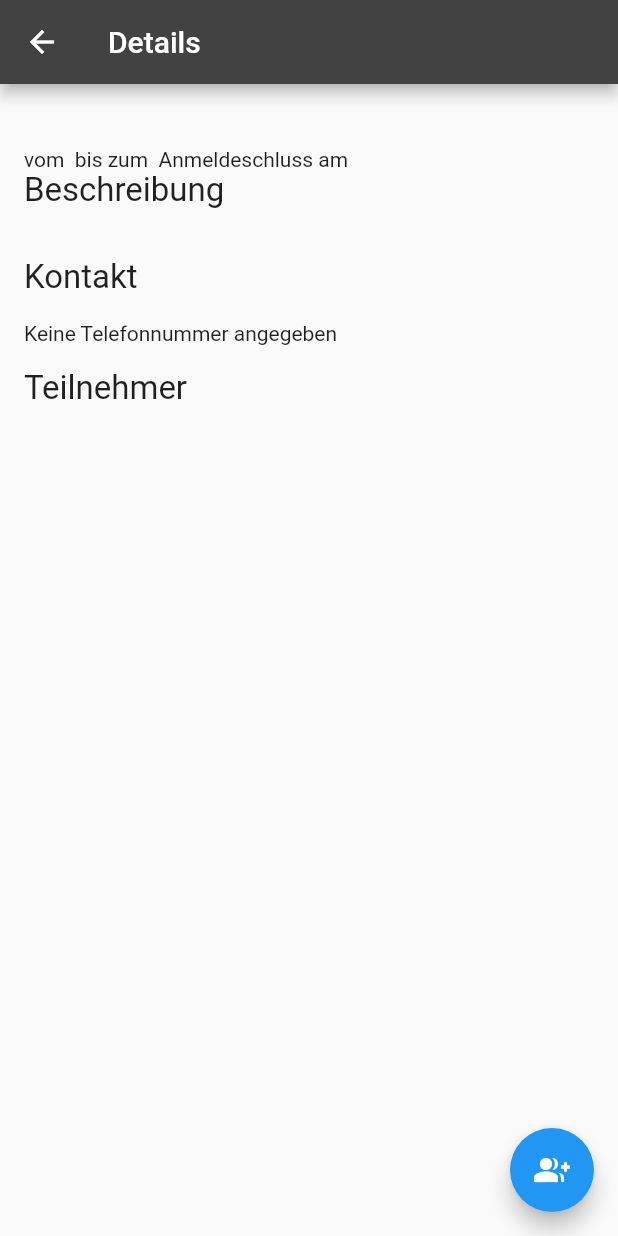
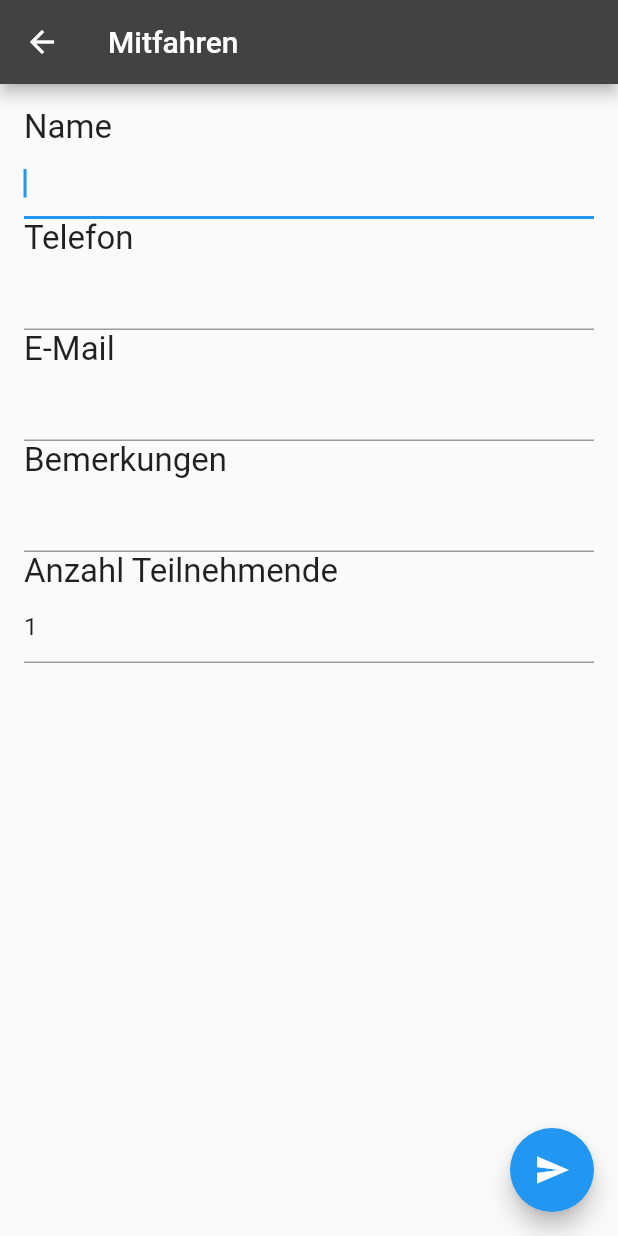
Before and after one commit to neominik/kcstm_flutter, a Flutter app: the DetailScreen screen opened directly with empty values, after a tap on the "group add" icon, on a phone screen of 412 x 824 dp. Run offline on Flutter 3.47's test engine with Material 2 defaults, Android fonts, the phone set to English and light mode, and no system bars; network calls fail.

Commit message:
Add form and email action

```diff
--- a/lib/detail_screen.dart
+++ b/lib/detail_screen.dart
@@ -1,6 +1,7 @@
 import 'package:flutter/material.dart';
 
 import 'event.dart';
+import 'participate_screen.dart';
 
 class DetailScreen extends StatelessWidget {
   final Event event;
@@ -15,7 +16,15 @@ class DetailScreen extends StatelessWidget {
       ),
       body: SafeArea(child: _buildDetails()),
       floatingActionButton: FloatingActionButton(
-        onPressed: () {},
+        onPressed: () {
+          Navigator.push(
+              context,
+              MaterialPageRoute(
+                  builder: (context) =>
+                      ParticipateScreen(
+                        event: event,
+                      )));
+        },
         tooltip: 'Mitfahren',
         child: Icon(Icons.group_add),
       ),
--- /dev/null
+++ b/lib/participate_screen.dart
@@ -0,0 +1,130 @@
+import 'package:flutter/material.dart';
+import 'package:url_launcher/url_launcher.dart';
+
+import 'event.dart';
+
+class ParticipateScreen extends StatefulWidget {
+  final Event event;
+
+  ParticipateScreen({Key key, @required this.event}) : super(key: key);
+
+  @override
+  ParticipateScreenState createState() {
+    return ParticipateScreenState(event);
+  }
+}
+
+class ParticipateScreenState extends State<ParticipateScreen> {
+  final Event _event;
+  final _formKey = GlobalKey<FormState>();
+  final _nameController = TextEditingController();
+  final _phoneController = TextEditingController();
+  final _emailController = TextEditingController();
+  final _commentsController = TextEditingController();
+  final _participantsController = TextEditingController(text: '1');
+
+  ParticipateScreenState(this._event);
+
+  @override
+  Widget build(BuildContext context) {
+    return Scaffold(
+      appBar: AppBar(
+        title: Text('Mitfahren'),
+      ),
+      body: SafeArea(
+        child: Form(
+          child: _buildInputs(_formKey),
+          key: _formKey,
+        ),
+      ),
+      floatingActionButton: FloatingActionButton(
+        onPressed: () {
+          if (_formKey.currentState.validate()) {
+            _sendEmail();
+          }
+        },
+        tooltip: 'Email senden',
+        child: Icon(Icons.send),
+      ),
+    );
+  }
+
+  Widget _buildInputs(GlobalKey<FormState> formKey) {
+    final _headlineFont = const TextStyle(fontSize: 22.0);
+    return ListView(
+      padding: const EdgeInsets.all(16.0),
+      children: <Widget>[
+        Text(
+          'Name',
+          style: _headlineFont,
+        ),
+        TextFormField(
+          autofocus: true,
+          controller: _nameController,
+          validator: (value) {
+            if (value.isEmpty) return 'Bitte Namen eingeben!';
+          },
+        ),
+        Text(
+          'Telefon',
+          style: _headlineFont,
+        ),
+        TextFormField(
+          controller: _phoneController,
+          validator: (value) {
+            if (value.isEmpty)
+              return 'Bitte Telefonnummer für Rückfragen angeben!';
+          },
+        ),
+        Text(
+          'E-Mail',
+          style: _headlineFont,
+        ),
+        TextFormField(
+          controller: _emailController,
+          validator: (value) {
+            if (!RegExp(r"(^[a-zA-Z0-9_.+-]+@[a-zA-Z0-9-]+\.[a-zA-Z0-9-.]+$)")
+                .hasMatch(value)) return 'Bitte valide E-Mail angeben!';
+          },
+        ),
+        Text(
+          'Bemerkungen',
+          style: _headlineFont,
+        ),
+        TextFormField(controller: _commentsController),
+        Text(
+          'Anzahl Teilnehmende',
+          style: _headlineFont,
+        ),
+        TextFormField(
+          controller: _participantsController,
+          validator: (value) {
+            if (value.isEmpty)
+              return 'Bitte die Anzahl der Teilnehmenden angeben!';
+          },
+        ),
+      ],
+    );
+  }
+
+  _sendEmail() async {
+    final subject =
+        Uri.encodeQueryComponent('Anmeldung zu einer Veranstaltung des KCSTM');
+    final body = Uri.encodeQueryComponent('Hallo ${_event.organizer},' +
+        '\n\nfolgende Anmeldung für deine Veranstaltung:\n\n' +
+        'Name: ${_nameController.text}\n' +
+        'Datum der Tour: ${_event.dateStart != null ? 'Von ${_event.dateStart} bis ${_event.dateEnd}' : 'Am ${_event.dateSingle}'}\n' +
+        'Veranstaltung: ${_event.title}\n' +
+        'Bemerkungen: ${_commentsController.text}\n' +
+        'Anzahl Teilnehmende: ${_participantsController.text}\n' +
+        'E-Mail: ${_participantsController.text}\n' +
+        'Telefon: ${_phoneController.text}\n\n' +
+        'Diese Mail wurde erstellt durch die KCSTM-APP von Dominik Engelhardt.');
+    final url = 'mailto:${_event.email}?subject=$subject?body=$body';
+    if (await canLaunch(url)) {
+      await launch(url);
+    } else {
+      throw 'Could not send email: $url';
+    }
+  }
+}
--- a/pubspec.yaml
+++ b/pubspec.yaml
@@ -19,6 +19,7 @@ dependencies:
   # The following adds the Cupertino Icons font to your application.
   # Use with the CupertinoIcons class for iOS style icons.
   cupertino_icons: ^0.1.2
+  url_launcher: ^4.0.1
   html: any
   http: any
 
```
